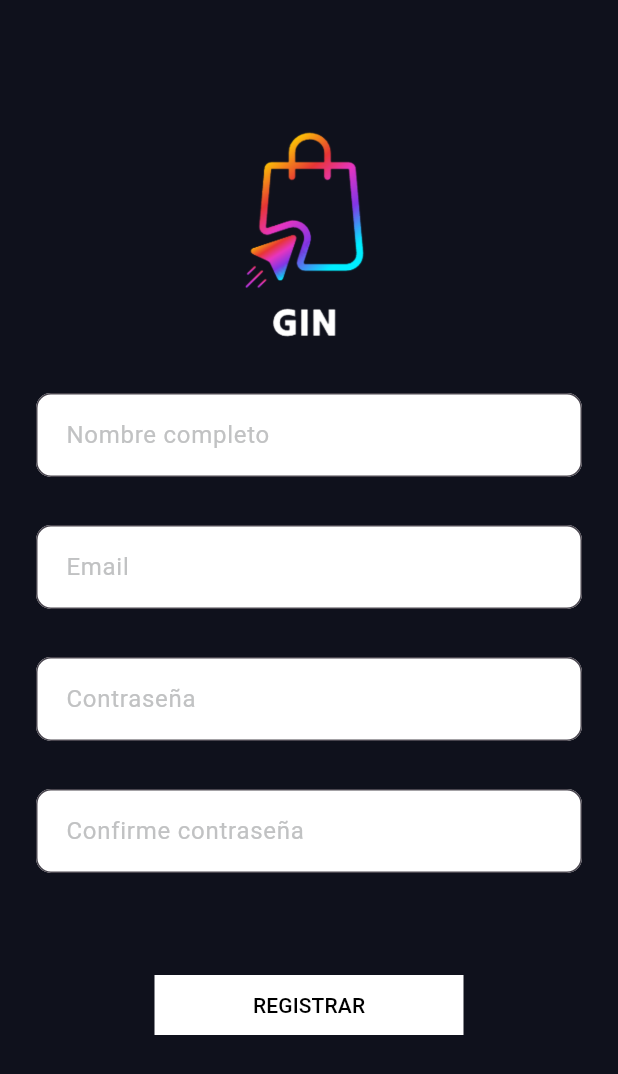
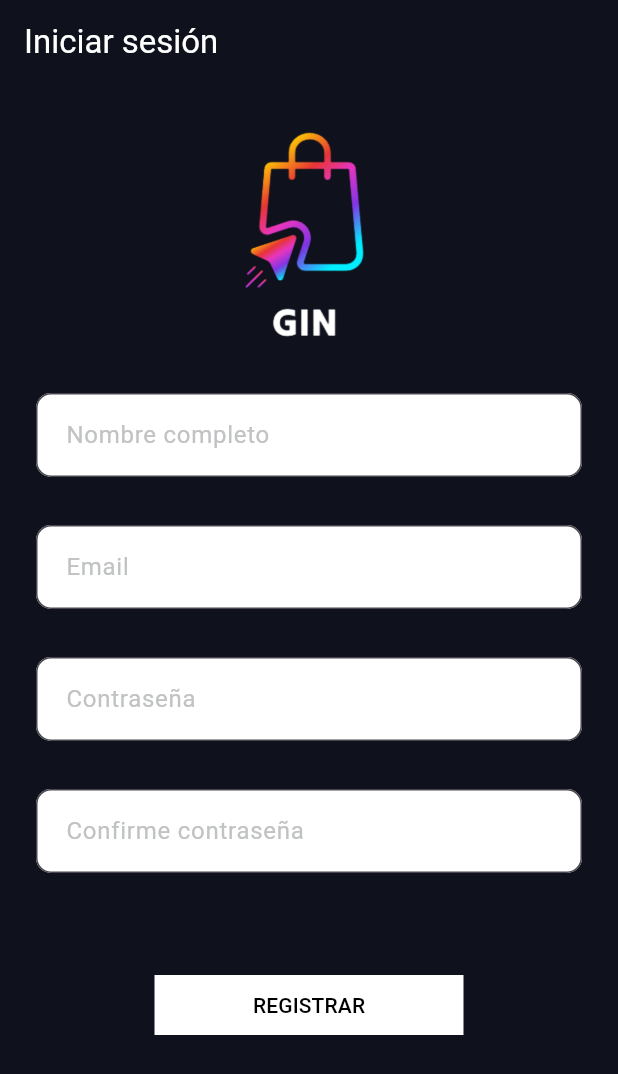
Before and after one commit to ScrobeZ/gin, a Flutter app: the RegisterView screen opened by its route, on a phone screen of 412 x 824 dp. Shown: the top 1074 px of the screen. Run offline on Flutter 3.47's test engine with Material 2 defaults, Android fonts, the phone set to English and light mode, and no system bars; our stand-ins replace go_router.

Commit message:
feature: "add to register rtrn text to login push"

```diff
--- a/lib/views/login/register_view.dart
+++ b/lib/views/login/register_view.dart
@@ -22,7 +22,11 @@ class _RegisterViewState extends State<RegisterView> {
       child: Scaffold(
         appBar: AppBar(
           backgroundColor: primaryBlack,
-          iconTheme: IconThemeData(color: Colors.white),
+          title: const Text(
+            'Iniciar sesión',
+            style: TextStyle(color: Colors.white)
+            ),
+          iconTheme: const IconThemeData(color: Colors.white),
         ),
         backgroundColor: primaryBlack,
         body: Padding(
```
